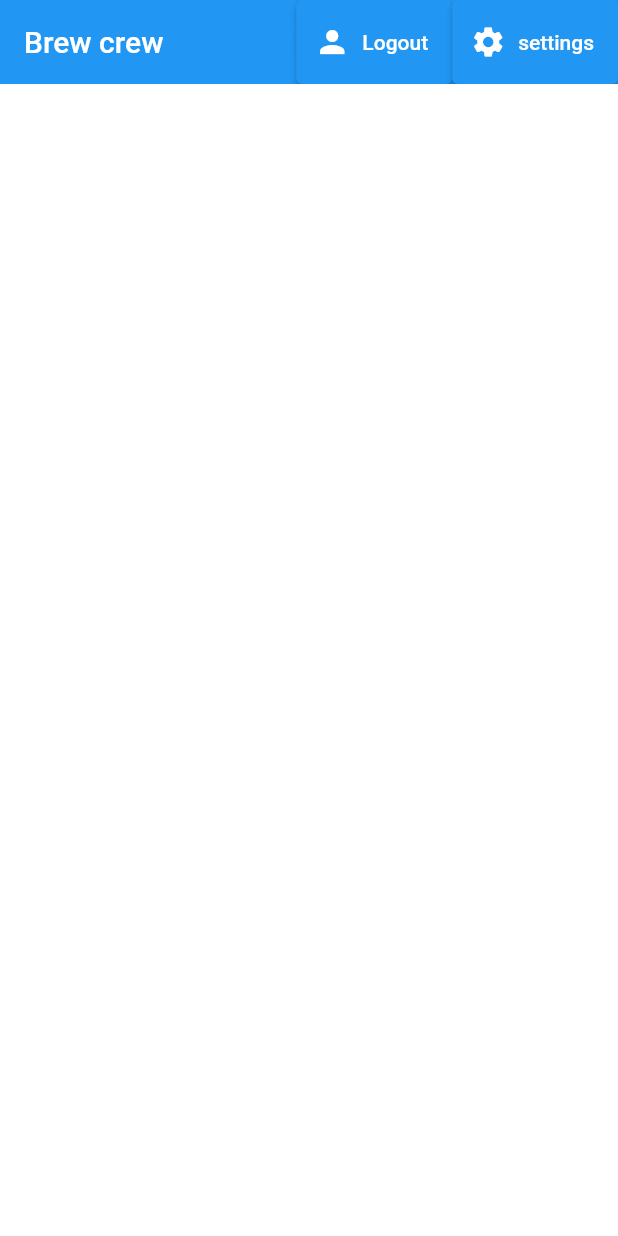
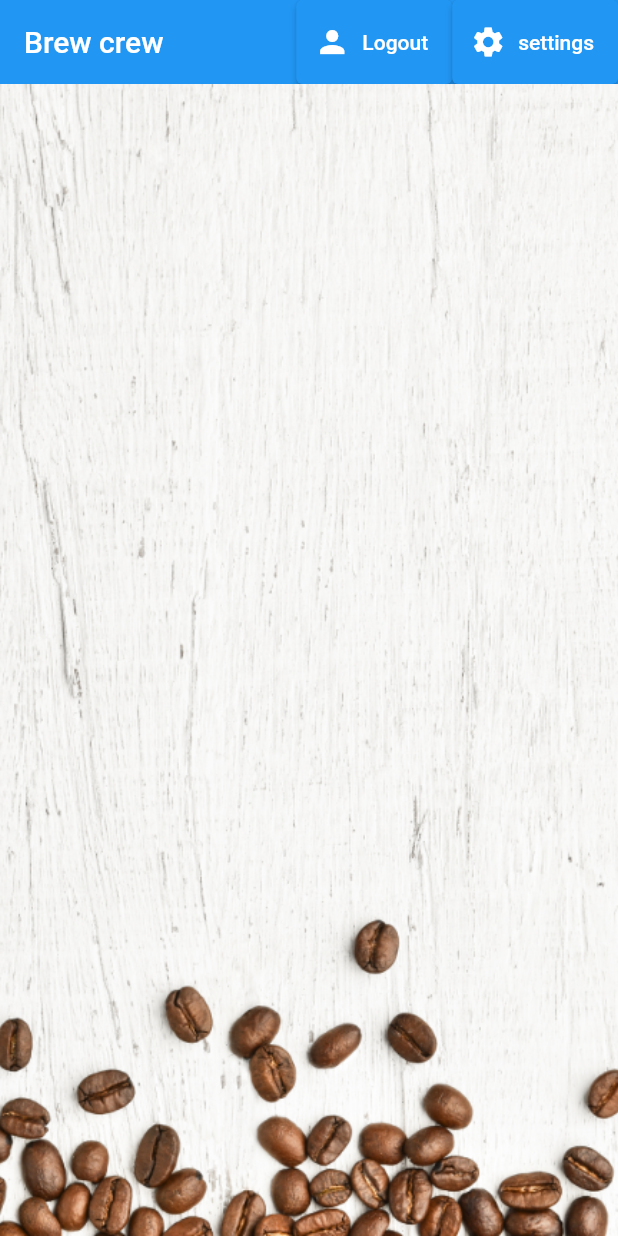
Before and after one commit to kashifmehmood9/brew_crew, a Flutter app: the screen it shows once a user with an empty profile is signed in, on a phone screen of 412 x 824 dp. Run offline on Flutter 3.47's test engine with Material 2 defaults, Android fonts, the phone set to English and light mode, and no system bars; our stand-ins replace cloud_firestore, firebase_auth, firebase_core, flutter_spinkit; accounts and stored records are empty.

Commit message:
changed parameter types

```diff
--- a/lib/Models/User.dart
+++ b/lib/Models/User.dart
@@ -19,8 +19,8 @@ class LoginError extends Error {
 class UserData {
   final String uid;
   final String name;
-  final String sugars;
-  final String strength;
+  final int sugars;
+  final int strength;
 
   UserData(
       {required this.uid,
--- a/lib/Screens/Home/brew.dart
+++ b/lib/Screens/Home/brew.dart
@@ -1,7 +1,7 @@
 class Brew {
   String name;
-  String sugars;
-  String strength;
+  int sugars;
+  int strength;
 
   Brew({required this.name, required this.sugars, required this.strength});
 }
--- a/lib/Screens/Home/brew_tile.dart
+++ b/lib/Screens/Home/brew_tile.dart
@@ -19,8 +19,8 @@ class _BrewTileState extends State<BrewTile> {
         child: ListTile(
           leading: CircleAvatar(
             radius: 25,
-            backgroundColor:
-                Colors.brown[double.parse(widget.brew.strength).round()],
+            backgroundColor: Colors.brown[widget.brew.strength],
+            backgroundImage: AssetImage("assets/coffee_icon.png"),
           ),
           title: Text(widget.brew.name),
           subtitle: Text('Takes ${widget.brew.sugars} sugars'),
--- a/lib/Screens/Home/home.dart
+++ b/lib/Screens/Home/home.dart
@@ -46,7 +46,12 @@ class _HomeState extends State<Home> {
                 label: Text("settings"))
           ],
         ),
-        body: BrewList(),
+        body: Container(
+            decoration: const BoxDecoration(
+                image: DecorationImage(
+                    image: AssetImage("assets/coffee_bg.png"),
+                    fit: BoxFit.cover)),
+            child: const BrewList()),
       ),
     );
   }
@@ -54,11 +59,13 @@ class _HomeState extends State<Home> {
   void _createBottomSheet(BuildContext context) {
     showModalBottomSheet(
         context: context,
-        builder: (context) {
-          return Container(
-            padding: EdgeInsets.symmetric(vertical: 20, horizontal: 20),
-            child: SettingsForm(),
-          );
-        });
+        builder: (context) => StatefulBuilder(builder: (context, setState) {
+              return Container(
+                padding: EdgeInsets.symmetric(vertical: 20, horizontal: 20),
+                child: SettingsForm(
+                  state: setState,
+                ),
+              );
+            }));
   }
 }
--- a/lib/Services/AuthService.dart
+++ b/lib/Services/AuthService.dart
@@ -50,7 +50,7 @@ class AuthService with ChangeNotifier, DiagnosticableTreeMixin {
           email: email, password: password);
 
       await DatabaseService(userID: result.user?.uid ?? "")
-          .updateUserData('0', "kashif", "strength");
+          .updateUserData(0, "kashif", 100);
       return _userFromFirebase(result.user);
     } catch (e) {
       return RegistrationError(localizedDescription: e.toString());
--- a/pubspec.yaml
+++ b/pubspec.yaml
@@ -64,8 +64,8 @@ flutter:
   uses-material-design: true
 
   # To add assets to your application, add an assets section, like this:
-  # assets:
-  #   - images/a_dot_burr.jpeg
+  assets:
+     - assets/
   #   - images/a_dot_ham.jpeg
 
   # An image asset can refer to one or more resolution-specific "variants", see
```
Also changed, not shown: lib/Screens/Home/settings_form.dart (+21 -16 lines), lib/Services/database.dart (+2 -11 lines), assets/coffee_bg.png (added), assets/coffee_icon.png (added).
